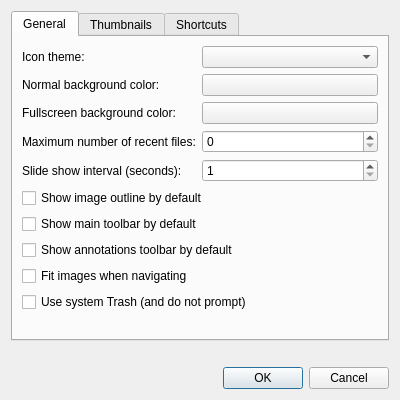
Above: src/preferencesdialog.ui from lxqt/lximage-qt before the change. Below: the same form after it.
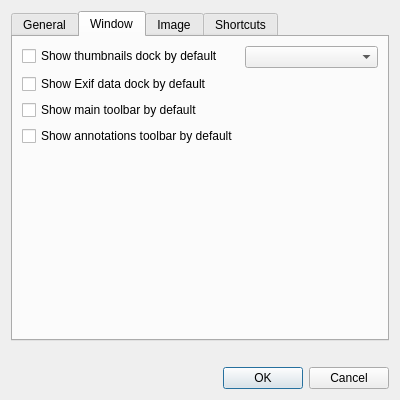
That is the form after the change. The open tabs and pages were chosen to show the change. Custom widgets are drawn as their Qt base class.

Commit message: Reorganize preferences dialog (#447)

Patch:
```diff
--- a/src/preferencesdialog.ui
+++ b/src/preferencesdialog.ui
@@ -19,11 +19,11 @@
      <property name="currentIndex">
       <number>0</number>
      </property>
-     <widget class="QWidget" name="tab">
+     <widget class="QWidget" name="tab_1">
       <attribute name="title">
        <string>General</string>
       </attribute>
-      <layout class="QFormLayout" name="formLayout">
+      <layout class="QFormLayout" name="formLayout_1">
        <property name="fieldGrowthPolicy">
         <enum>QFormLayout::AllNonFixedFieldsGrow</enum>
        </property>
@@ -38,116 +38,15 @@
         <widget class="QComboBox" name="iconTheme"/>
        </item>
        <item row="1" column="0">
-        <widget class="QLabel" name="label">
-         <property name="text">
-          <string>Normal background color:</string>
-         </property>
-        </widget>
-       </item>
-       <item row="1" column="1">
-        <widget class="Fm::ColorButton" name="bgColor">
-         <property name="text">
-          <string/>
-         </property>
-        </widget>
-       </item>
-       <item row="2" column="0">
-        <widget class="QLabel" name="label_2">
-         <property name="text">
-          <string>Fullscreen background color:</string>
-         </property>
-        </widget>
-       </item>
-       <item row="2" column="1">
-        <widget class="Fm::ColorButton" name="fullScreenBgColor">
-         <property name="text">
-          <string/>
-         </property>
-        </widget>
-       </item>
-       <item row="3" column="0">
-        <widget class="QLabel" name="label_4">
+        <widget class="QLabel" name="label_1">
          <property name="text">
           <string>Maximum number of recent files:</string>
          </property>
         </widget>
        </item>
-       <item row="3" column="1">
+       <item row="1" column="1">
         <widget class="QSpinBox" name="maxRecentFiles"/>
        </item>
-       <item row="4" column="0">
-        <widget class="QLabel" name="label_3">
-         <property name="text">
-          <string>Slide show interval (seconds):</string>
-         </property>
-        </widget>
-       </item>
-       <item row="4" column="1">
-        <widget class="QSpinBox" name="slideShowInterval">
-         <property name="minimum">
-          <number>1</number>
-         </property>
-        </widget>
-       </item>
-       <item row="5" column="0" colspan="2">
-        <widget class="QCheckBox" name="oulineBox">
-         <property name="text">
-          <string>Show image outline by default</string>
-         </property>
-        </widget>
-       </item>
-       <item row="6" column="0" colspan="2">
-        <widget class="QCheckBox" name="toolbarBox">
-         <property name="text">
-          <string>Show main toolbar by default</string>
-         </property>
-        </widget>
-       </item>
-       <item row="7" column="0" colspan="2">
-        <widget class="QCheckBox" name="annotationBox">
-         <property name="text">
-          <string>Show annotations toolbar by default</string>
-         </property>
-        </widget>
-       </item>
-       <item row="8" column="0" colspan="2">
-        <widget class="QCheckBox" name="forceZoomFitBox">
-         <property name="text">
-          <string>Fit images when navigating</string>
-         </property>
-        </widget>
-       </item>
-       <item row="9" column="0" colspan="2">
-        <widget class="QCheckBox" name="useTrashBox">
-         <property name="text">
-          <string>Use system Trash (and do not prompt)</string>
-         </property>
-        </widget>
-       </item>
-      </layout>
-     </widget>
-     <widget class="QWidget" name="tab_3">
-      <attribute name="title">
-       <string>Thumbnails</string>
-      </attribute>
-      <layout class="QFormLayout" name="formLayout_2">
-       <item row="0" column="0">
-        <widget class="QCheckBox" name="exifDataBox">
-         <property name="text">
-          <string>Show Exif data dock by default</string>
-         </property>
-        </widget>
-       </item>
-       <item row="1" column="0">
-        <widget class="QCheckBox" name="thumbnailBox">
-         <property name="text">
-          <string>Show thumbnails dock by default</string>
-         </property>
-        </widget>
-       </item>
-       <item row="1" column="1">
-        <widget class="QComboBox" name="thumbnailsPositionComboBox"/>
-       </item>
        <item row="2" column="0">
         <widget class="QLabel" name="thumbnailLabel">
          <property name="text">
@@ -181,10 +80,124 @@
        <item row="3" column="1">
         <widget class="QComboBox" name="thumbnailSizeComboBox"/>
        </item>
+       <item row="4" column="0">
+        <widget class="QCheckBox" name="useTrashBox">
+         <property name="text">
+          <string>Use system Trash (and do not prompt)</string>
+         </property>
+        </widget>
+       </item>
+      </layout>
+     </widget>
+     <widget class="QWidget" name="tab">
+      <attribute name="title">
+       <string>Window</string>
+      </attribute>
+      <layout class="QFormLayout" name="formLayout_1">
+       <property name="fieldGrowthPolicy">
+        <enum>QFormLayout::AllNonFixedFieldsGrow</enum>
+       </property>
+       <item row="0" column="0">
+        <widget class="QCheckBox" name="thumbnailBox">
+         <property name="text">
+          <string>Show thumbnails dock by default</string>
+         </property>
+        </widget>
+       </item>
+       <item row="0" column="1">
+        <widget class="QComboBox" name="thumbnailsPositionComboBox"/>
+       </item>
+       <item row="1" column="0">
+        <widget class="QCheckBox" name="exifDataBox">
+         <property name="text">
+          <string>Show Exif data dock by default</string>
+         </property>
+        </widget>
+       </item>
+       <item row="3" column="0">
+        <widget class="QCheckBox" name="toolbarBox">
+         <property name="text">
+          <string>Show main toolbar by default</string>
+         </property>
+        </widget>
+       </item>
+       <item row="4" column="0">
+        <widget class="QCheckBox" name="annotationBox">
+         <property name="text">
+          <string>Show annotations toolbar by default</string>
+         </property>
+        </widget>
+       </item>
       </layout>
      </widget>
      <widget class="QWidget" name="tab_2">
       <attribute name="title">
+       <string>Image</string>
+      </attribute>
+      <layout class="QFormLayout" name="formLayout_2">
+       <property name="fieldGrowthPolicy">
+        <enum>QFormLayout::AllNonFixedFieldsGrow</enum>
+       </property>
+       <item row="0" column="0">
+        <widget class="QLabel" name="label_2a">
+         <property name="text">
+          <string>Normal background color:</string>
+         </property>
+        </widget>
+       </item>
+       <item row="0" column="1">
+        <widget class="Fm::ColorButton" name="bgColor">
+         <property name="text">
+          <string/>
+         </property>
+        </widget>
+       </item>
+       <item row="1" column="0">
+        <widget class="QLabel" name="label_2b">
+         <property name="text">
+          <string>Fullscreen background color:</string>
+         </property>
+        </widget>
+       </item>
+       <item row="1" column="1">
+        <widget class="Fm::ColorButton" name="fullScreenBgColor">
+         <property name="text">
+          <string/>
+         </property>
+        </widget>
+       </item>
+       <item row="4" column="0">
+        <widget class="QLabel" name="label_2c">
+         <property name="text">
+          <string>Slide show interval (seconds):</string>
+         </property>
+        </widget>
+       </item>
+       <item row="4" column="1">
+        <widget class="QSpinBox" name="slideShowInterval">
+         <property name="minimum">
+          <number>1</number>
+         </property>
+        </widget>
+       </item>
+       <item row="5" column="0">
+        <widget class="QCheckBox" name="oulineBox">
+         <property name="text">
+          <string>Show image outline by default</string>
+         </property>
+        </widget>
+       </item>
+       <item row="6" column="0">
+        <widget class="QCheckBox" name="forceZoomFitBox">
+         <property name="text">
+          <string>Fit images when navigating</string>
+         </property>
+        </widget>
+       </item>
+      </layout>
+     </widget>
+     <widget class="QWidget" name="tab_4">
+      <attribute name="title">
        <string>Shortcuts</string>
       </attribute>
       <layout class="QVBoxLayout" name="verticalLayout_2">
```
Left out of the diff: 2 changed lines with no effect on the pictures. The commit also changes 1 other file.
